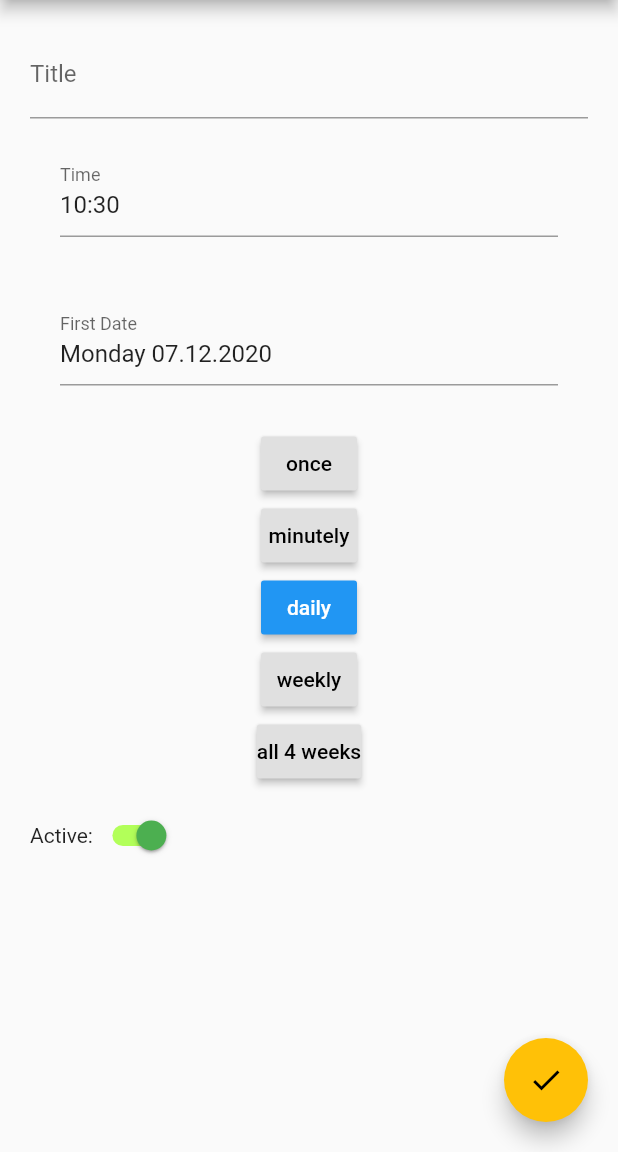
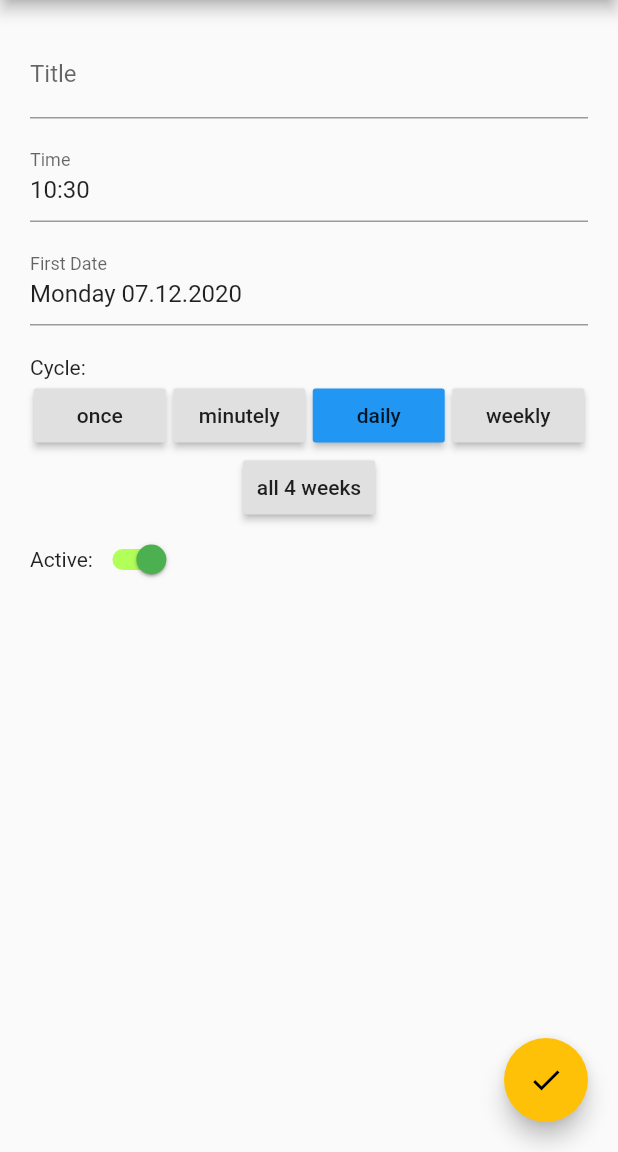
Before and after one commit to JustinHorn/FlutterChallenge, a Flutter app: the screen it shows after launch, after a tap on the "add" icon, on a phone screen of 412 x 824 dp, the part 84-1236 px from its top. Run offline on Flutter 3.47's test engine with Material 2 defaults, Android fonts, the phone set to English and light mode, and no system bars; our stand-ins replace flutter_bloc, flutter_datetime_picker, flutter_local_notifications, rxdart, sqflite, timezone; accounts and stored records are empty.

Commit message:
improved ui

```diff
--- a/lib/screens/home/reminder_entry.dart
+++ b/lib/screens/home/reminder_entry.dart
@@ -23,7 +23,9 @@ class ReminderHomeEntry extends StatelessWidget {
         ),
         decoration: BoxDecoration(
           borderRadius: BorderRadius.circular(10),
-          color: Theme.of(context).primaryColor,
+          color: Theme.of(context)
+              .primaryColor
+              .withOpacity(reminder.active ? 1 : 0.5),
         ),
         child: Column(
           crossAxisAlignment: CrossAxisAlignment.start,
--- a/lib/screens/reminder/cycle_selector.dart
+++ b/lib/screens/reminder/cycle_selector.dart
@@ -9,8 +9,17 @@ class CycleSelector extends StatelessWidget {
 
   @override
   Widget build(BuildContext context) {
-    return ButtonBar(
-      alignment: MainAxisAlignment.center,
+    return Container(
+        child: Column(
+      crossAxisAlignment: CrossAxisAlignment.start,
+      children: [
+        Text("Cycle:"),
+        Row(
+          children: [
+            Expanded(
+              child: Wrap(
+                alignment: WrapAlignment.center,
+                spacing: 5,
                 children: Cycle.values
                     .map(
                       (cycle) => RaisedButton(
@@ -24,8 +33,11 @@ class CycleSelector extends StatelessWidget {
                       ),
                     )
                     .toList(),
-    );
+              ),
+            )
+          ],
+        )
+      ],
+    ));
   }
 }
-
-setCycle(Cycle cycle) {}
--- a/lib/screens/reminder/reminder.dart
+++ b/lib/screens/reminder/reminder.dart
@@ -9,6 +9,8 @@ import 'package:intl/intl.dart';
 import 'action_buttons.dart';
 import 'cycle_selector.dart';
 import 'title_field.dart';
+
+import 'time_selector.dart';
 
 import 'package:ReminderApp/Notificaitions/NotificationPlugin.dart';
 
@@ -100,40 +102,7 @@ class _ReminderPageState extends State<ReminderPage> {
             child: ListView(
               children: <Widget>[
                 TitleField(_message, setMessage),
-                Container(
-                  padding: EdgeInsets.all(20.0),
-                  width: double.infinity,
-                  child: TextField(
-                    onTap: () {
-                      DatePicker.showTimePicker(
-                        context,
-                        showTitleActions: true,
-                        onChanged: setDayTime,
-                      );
-                    },
-                    readOnly: true,
-                    controller: TextEditingController(text: dayTime),
-                    decoration: InputDecoration(labelText: "Time"),
-                  ),
-                ),
-                Container(
-                  padding: EdgeInsets.all(20.0),
-                  width: double.infinity,
-                  child: TextField(
-                    onTap: () {
-                      DatePicker.showDatePicker(
-                        context,
-                        showTitleActions: true,
-                        minTime: DateTime(2000),
-                        maxTime: DateTime(2100),
-                        onChanged: setFirstDate,
-                      );
-                    },
-                    readOnly: true,
-                    controller: TextEditingController(text: firstDate),
-                    decoration: InputDecoration(labelText: "First Date"),
-                  ),
-                ),
+                TimeSelector(dayTime, firstDate, setDayTime, setFirstDate),
                 CycleSelector(_cycle, setCycle),
                 Row(children: [
                   Text("Active:"),
--- /dev/null
+++ b/lib/screens/reminder/time_selector.dart
@@ -0,0 +1,54 @@
+import 'package:flutter/material.dart';
+import 'package:flutter_datetime_picker/flutter_datetime_picker.dart';
+
+class TimeSelector extends StatelessWidget {
+  Function setDayTime;
+  Function setFirstDate;
+  String dayTime;
+  String firstDate;
+
+  TimeSelector(
+      this.dayTime, this.firstDate, this.setDayTime, this.setFirstDate);
+
+  @override
+  Widget build(BuildContext context) {
+    return Container(
+      child: Column(children: [
+        Container(
+          padding: EdgeInsets.only(top: 10),
+          width: double.infinity,
+          child: TextField(
+            onTap: () {
+              DatePicker.showTimePicker(
+                context,
+                showTitleActions: true,
+                onChanged: setDayTime,
+              );
+            },
+            readOnly: true,
+            controller: TextEditingController(text: dayTime),
+            decoration: InputDecoration(labelText: "Time"),
+          ),
+        ),
+        Container(
+          padding: EdgeInsets.only(top: 10, bottom: 20),
+          width: double.infinity,
+          child: TextField(
+            onTap: () {
+              DatePicker.showDatePicker(
+                context,
+                showTitleActions: true,
+                minTime: DateTime(2000),
+                maxTime: DateTime(2100),
+                onChanged: setFirstDate,
+              );
+            },
+            readOnly: true,
+            controller: TextEditingController(text: firstDate),
+            decoration: InputDecoration(labelText: "First Date"),
+          ),
+        ),
+      ]),
+    );
+  }
+}
```
Also changed, not shown: lib/screens/reminder/action_buttons.dart (+57 -2 lines). Lines whose indentation alone changed are shown as unchanged.
